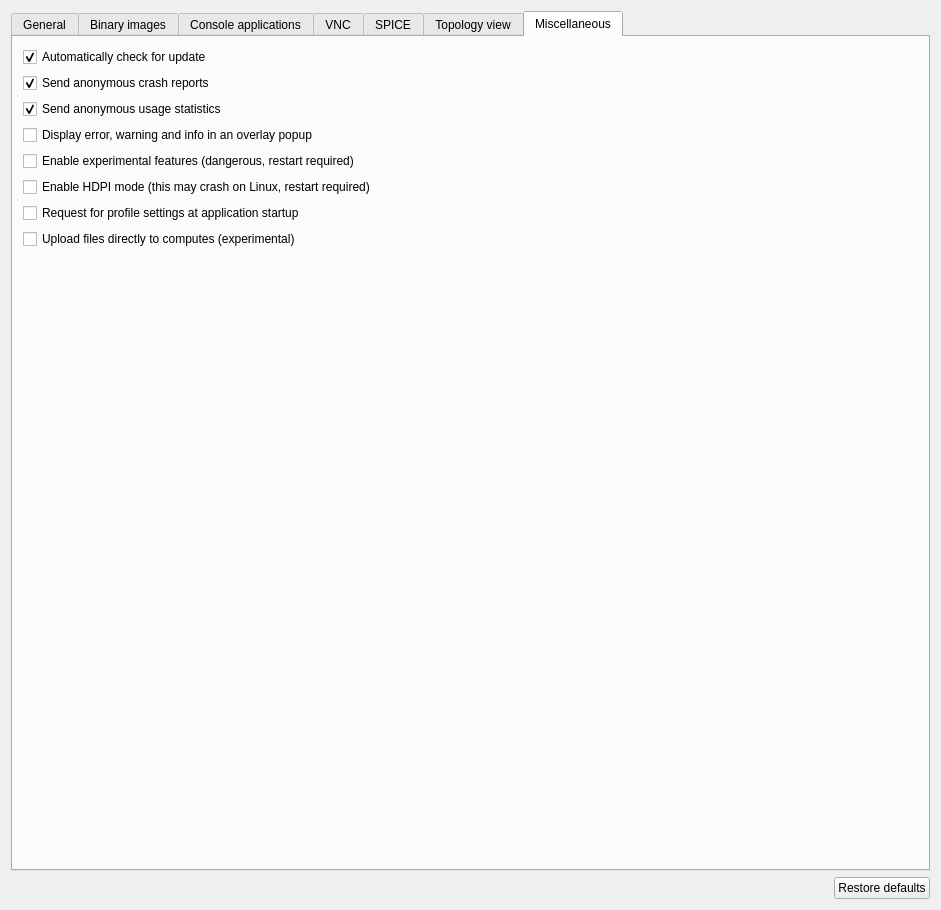
First picture: the form in gns3/ui/general_preferences_page.ui, repository GNS3/gns3-gui, before the edit.
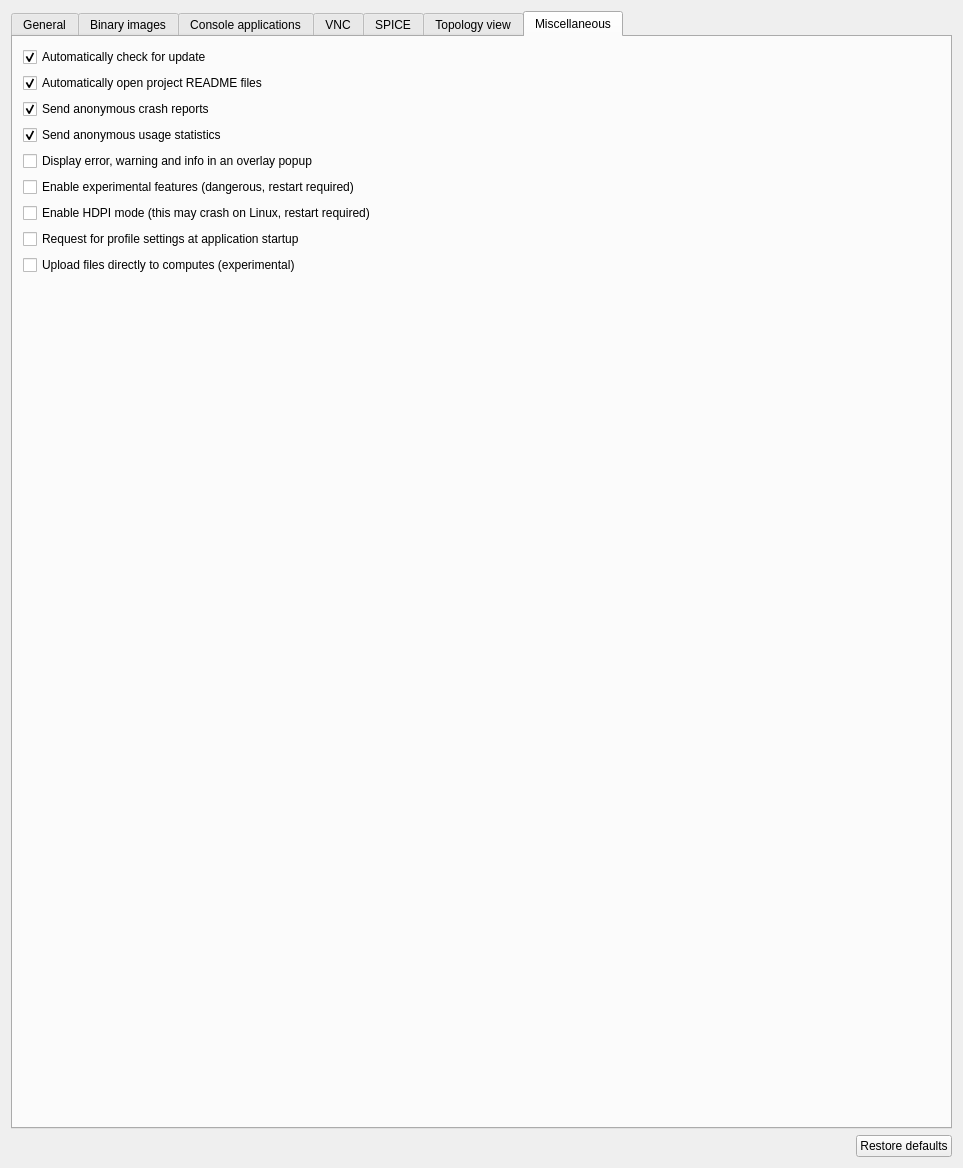
Second picture: the form after the edit. The open tabs and pages were chosen to show the change.

Commit message: Markdown support in project Readme. Fixes #2550 #2289 Allow project README to be edited from "File->Edit project". Fixes #2829

Patch:
```diff
--- a/gns3/ui/general_preferences_page.ui
+++ b/gns3/ui/general_preferences_page.ui
@@ -6,8 +6,8 @@
    <rect>
     <x>0</x>
     <y>0</y>
-    <width>941</width>
-    <height>910</height>
+    <width>963</width>
+    <height>1168</height>
    </rect>
   </property>
   <property name="windowTitle">
@@ -956,6 +956,16 @@
          </property>
         </widget>
        </item>
+       <item>
+        <widget class="QCheckBox" name="uiAutoOpenReadmeCheckBox">
+         <property name="text">
+          <string>Automatically open project README files</string>
+         </property>
+         <property name="checked">
+          <bool>true</bool>
+         </property>
+        </widget>
+       </item>
        <item>
         <widget class="QCheckBox" name="uiCrashReportCheckBox">
          <property name="text">
```
Left out of the diff: 44 changed lines with no effect on the pictures. The commit also changes 17 other files.
